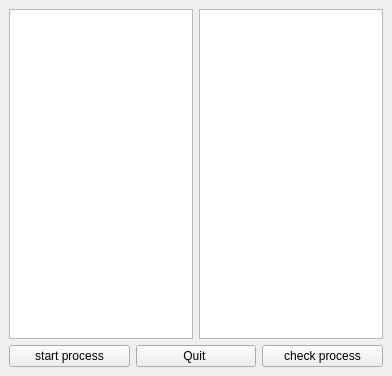
The window that mainwindow.ui (mdhira-ai/work-with-QProcss) describes before a commit, drawn with Qt 5.
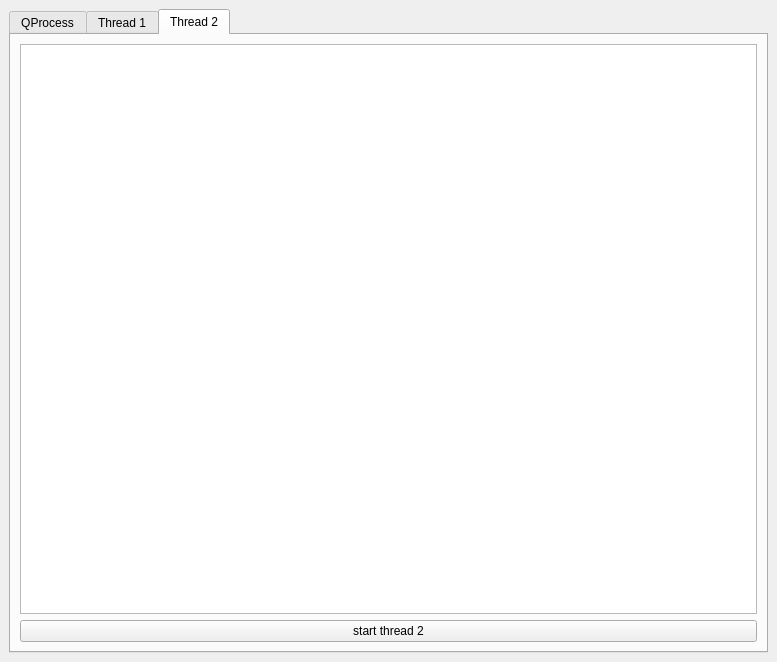
The same window after the commit.

Commit message: added QThread how it works

The edit to the form file:
```diff
--- a/mainwindow.ui
+++ b/mainwindow.ui
@@ -6,8 +6,8 @@
    <rect>
     <x>0</x>
     <y>0</y>
-    <width>392</width>
-    <height>376</height>
+    <width>777</width>
+    <height>662</height>
    </rect>
   </property>
   <property name="windowTitle">
@@ -16,6 +16,16 @@
   <widget class="QWidget" name="centralwidget">
    <layout class="QVBoxLayout" name="verticalLayout_2">
     <item>
+     <widget class="QTabWidget" name="tabWidget">
+      <property name="currentIndex">
+       <number>2</number>
+      </property>
+      <widget class="QWidget" name="tab">
+       <attribute name="title">
+        <string>QProcess</string>
+       </attribute>
+       <layout class="QVBoxLayout" name="verticalLayout_5">
+        <item>
      <layout class="QVBoxLayout" name="verticalLayout">
       <item>
        <layout class="QHBoxLayout" name="horizontalLayout_2">
@@ -53,6 +63,60 @@
        </layout>
       </item>
      </layout>
+        </item>
+       </layout>
+      </widget>
+      <widget class="QWidget" name="tab_2">
+       <attribute name="title">
+        <string>Thread 1</string>
+       </attribute>
+       <layout class="QVBoxLayout" name="verticalLayout_4">
+        <item>
+         <layout class="QVBoxLayout" name="verticalLayout_3">
+          <item>
+           <widget class="QTextEdit" name="textEdit_3"/>
+          </item>
+          <item>
+           <layout class="QHBoxLayout" name="horizontalLayout_3">
+            <item>
+             <widget class="QPushButton" name="pushButton_4">
+              <property name="text">
+               <string>start thread 1</string>
+              </property>
+             </widget>
+            </item>
+           </layout>
+          </item>
+         </layout>
+        </item>
+       </layout>
+      </widget>
+      <widget class="QWidget" name="tab_3">
+       <attribute name="title">
+        <string>Thread 2</string>
+       </attribute>
+       <layout class="QVBoxLayout" name="verticalLayout_7">
+        <item>
+         <layout class="QVBoxLayout" name="verticalLayout_6">
+          <item>
+           <widget class="QTextEdit" name="textEdit_4"/>
+          </item>
+          <item>
+           <layout class="QHBoxLayout" name="horizontalLayout_4">
+            <item>
+             <widget class="QPushButton" name="pushButton_5">
+              <property name="text">
+               <string>start thread 2</string>
+              </property>
+             </widget>
+            </item>
+           </layout>
+          </item>
+         </layout>
+        </item>
+       </layout>
+      </widget>
+     </widget>
     </item>
    </layout>
   </widget>
```
Lines whose indentation alone changed are shown as unchanged. The commit also changes 3 other files.
